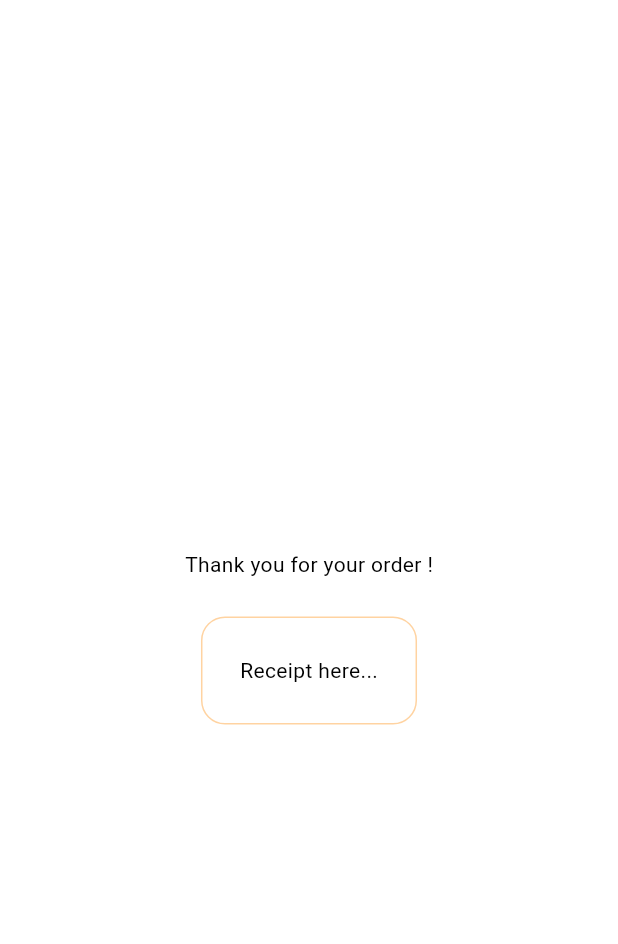
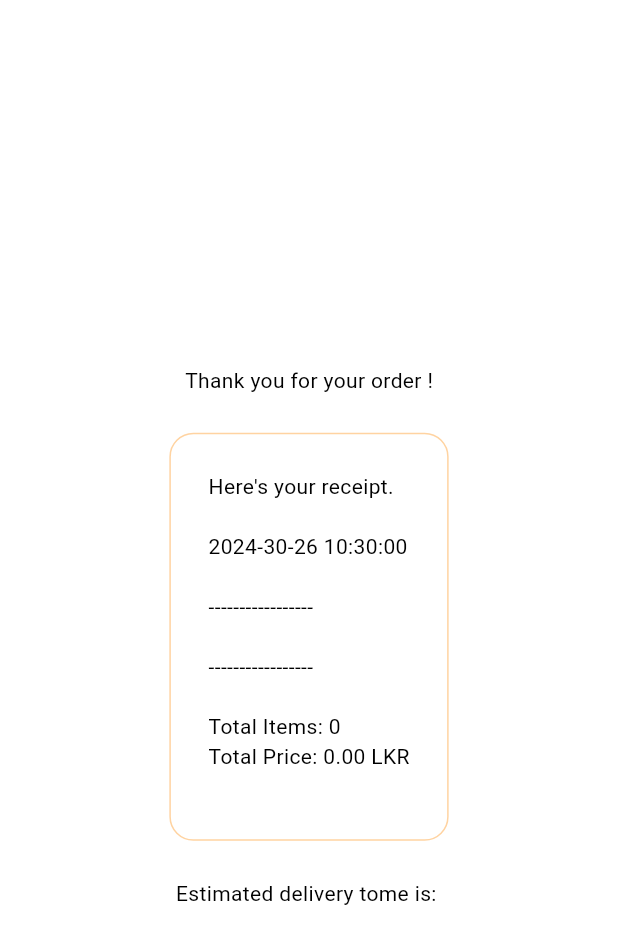
Before and after one commit to Rizz-33/Blend-Bristo, a Flutter app: the MyReceipt widget shown alone on an empty page, opened directly, on a phone screen of 412 x 824 dp. Shown: the top 944 px of the screen. Run offline on Flutter 3.47's test engine with Material 3 defaults, Android fonts, the phone set to English and light mode, and no system bars; our stand-ins replace flutter_credit_card.

Commit message:
refactor: restaurant class and receipt component

```diff
--- a/lib/components/receipt.dart
+++ b/lib/components/receipt.dart
@@ -1,4 +1,6 @@
+import 'package:blend_bristo/models/restaurant.dart';
 import 'package:flutter/material.dart';
+import 'package:provider/provider.dart';
 
 class MyReceipt extends StatelessWidget {
   const MyReceipt({super.key});
@@ -21,8 +23,13 @@ class MyReceipt extends StatelessWidget {
                 borderRadius: BorderRadius.circular(16)
               ),
               padding: EdgeInsets.all(25),
-              child: Text("Receipt here..."),
-            )
+              child: Consumer<Restaurant>(
+                builder: (context, restaurant, child) =>
+                  Text(restaurant.displayCartReceipt()),
+              ),
+            ),
+            SizedBox(height: 25,),
+            Text("Estimated delivery tome is: ")
           ],
         ),
       ),
--- a/lib/models/restaurant.dart
+++ b/lib/models/restaurant.dart
@@ -414,6 +414,7 @@ class Restaurant extends ChangeNotifier{
     receipt.writeln(formattedDate);
     receipt.writeln();
     receipt.writeln("-----------------");
+    receipt.writeln();
 
     for (final cartItem in _cart) {
       receipt.writeln(
```
